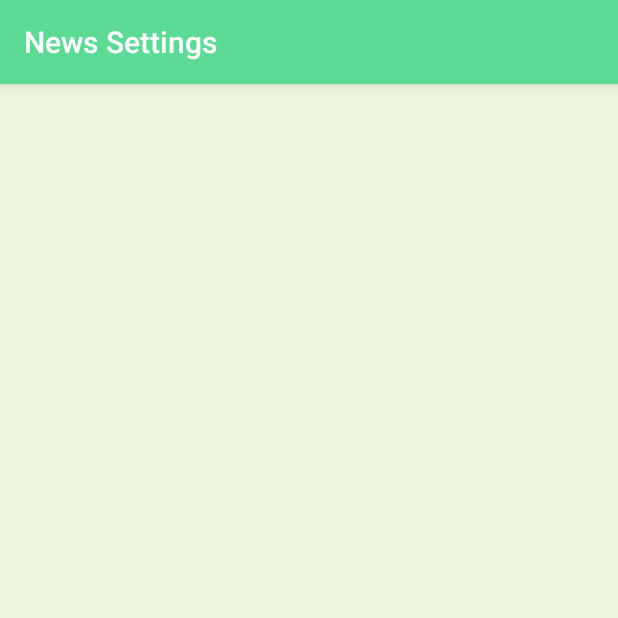
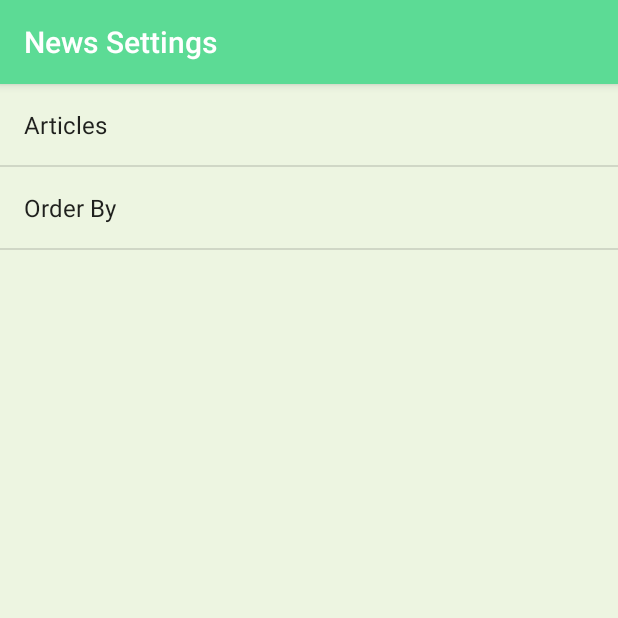
Before and after one commit to jsisanova/NewsApp, an Android app: the screen it shows after launch (SettingsActivity), in the options menu, after a tap on "Settings", on a phone screen of 412 x 824 dp, the top half of it. Run offline under Robolectric (Android 15) with nearby library versions, the phone set to English and light mode, and no system bars.

Commit message:
Set Type of Preference Editing Widget and setup a preference in SettingsActivity

```diff
--- a/app/src/main/AndroidManifest.xml
+++ b/app/src/main/AndroidManifest.xml
@@ -26,10 +26,11 @@
         <activity
             android:name=".SettingsActivity"
             android:label="@string/settings_title">
+            <!-- Parent activity meta-data to support 4.0 and lower -->
             <meta-data
                 android:name="android.support.PARENT_ACTIVITY"
                 android:value="com.example.android.newsapp.MainActivity"/>
         </activity>
+
     </application>
-
 </manifest>
--- a/app/src/main/java/com/example/android/newsapp/MainActivity.java
+++ b/app/src/main/java/com/example/android/newsapp/MainActivity.java
@@ -26,6 +26,8 @@ public class MainActivity extends AppCompatActivity implements LoaderManager.Loa
 
     /** URL for news data from the Guardian dataset */
     private static final String NEWS_REQUEST_URL = "http://content.guardianapis.com/search?from-date=2009-01-01&q=tennis&show-tags=contributor&api-key=3e99049a-6fcd-443b-aa1f-9448702c46c4";
+//    public final static String NEWS_REQUEST_URL = "https://content.guardianapis.com/search?show-fields=trailText&show-tags=contributor";
+
 
     /**
      * Constant value for the news loader ID. We can choose any integer.
--- a/app/src/main/java/com/example/android/newsapp/SettingsActivity.java
+++ b/app/src/main/java/com/example/android/newsapp/SettingsActivity.java
@@ -13,6 +13,11 @@ public class SettingsActivity extends AppCompatActivity {
     }
 
     public static class NewsPreferenceFragment extends PreferenceFragment {
-
+        @Override
+        public void onCreate(Bundle savedInstanceState) {
+            super.onCreate(savedInstanceState);
+            // Setup a preference in the SettingsActivity the user can edit
+            addPreferencesFromResource(R.xml.settings_main);
+        }
     }
 }
--- a/app/src/main/res/menu/main.xml
+++ b/app/src/main/res/menu/main.xml
@@ -3,9 +3,19 @@
 <!--Use the three vertical dots icon for settings menu-->
 <!--Create a menu item whose id is action_settings because this menu will open up the actions we can take in the SettingsActivity.-->
 <menu xmlns:android="http://schemas.android.com/apk/res/android"
+    xmlns:app="http://schemas.android.com/apk/res-auto"
     xmlns:tools="http://schemas.android.com/tools"
     tools:context="com.example.android.newsapp.MainActivity">
+
     <item
         android:id="@+id/action_settings"
         android:title="@string/settings_menu_item" />
+
+    <!-- Search dialog -->
+    <item
+        android:id="@+id/action_search"
+        android:icon="@android:drawable/ic_menu_search"
+        android:title="@string/search"
+        app:actionViewClass="android.support.v7.widget.SearchView"
+        app:showAsAction="ifRoom" />
 </menu>
--- /dev/null
+++ b/app/src/main/res/values/arrays.xml
@@ -0,0 +1,16 @@
+<?xml version="1.0" encoding="utf-8"?>
+<resources>
+    <!--Package the strings and put them into 2 string arrays - one for the human-readable labels labels ()
+   and another for the value to save for a preference when an entry from entries is selected ().-->
+    <string-array name="settings_order_by_labels">
+        <item>@string/settings_order_by_oldest_label</item>
+        <item>@string/settings_order_by_newest_label</item>
+        <item>@string/settings_order_by_relevance_label</item>
+    </string-array>
+
+    <string-array name="settings_order_by_values">
+        <item>@string/settings_order_by_oldest_value</item>
+        <item>@string/settings_order_by_newest_value</item>
+        <item>@string/settings_order_by_relevance_value</item>
+    </string-array>
+</resources>
--- a/app/src/main/res/values/strings.xml
+++ b/app/src/main/res/values/strings.xml
@@ -9,9 +9,34 @@
     <string name="no_updates_first_line">No updates for the moment,</string>
     <string name="no_updates_second_line"> check back later!</string>
 
+    <!--Search dialog-->
+    <string name="search">Search</string>
+
     <!-- Settings Menu Item [CHAR LIMIT=NONE] -->
     <string name="settings_menu_item">Settings</string>
 
     <!-- Settings Activity Title [CHAR LIMIT=NONE] -->
     <string name="settings_title">News Settings</string>
+
+    <!--Settings Page Size Title [CHAR LIMIT=30]-->
+    <string name="settings_page_size_label">Articles</string>
+    <string name="settings_page_size_key" translatable="false">page-size</string>
+    <string name="settings_page_size_default" translatable="false">10</string>
+
+    <!-- Strings For Order By Preference [CHAR LIMIT=30]-->
+    <string name="settings_order_by_label">Order By</string>
+    <string name="settings_order_by_key" translatable="false">order-by</string>
+    <string name="settings_order_by_default" translatable="false">@string/settings_order_by_oldest_value</string>
+
+    <!-- Label for Order-By Oldest option [CHAR LIMIT=20]-->
+    <string name="settings_order_by_oldest_label">Oldest</string>
+    <string name="settings_order_by_oldest_value" translatable="false">oldest</string>
+
+    <!-- Label for Order-By Most Recent option [CHAR LIMIT=20]-->
+    <string name="settings_order_by_newest_label">Most Recent</string>
+    <string name="settings_order_by_newest_value" translatable="false">newest</string>
+
+    <!-- Label for Order-By Relevance option [CHAR LIMIT=20]-->
+    <string name="settings_order_by_relevance_label">Relevance</string>
+    <string name="settings_order_by_relevance_value" translatable="false">relevance</string>
 </resources>
--- /dev/null
+++ b/app/src/main/res/xml/settings_main.xml
@@ -0,0 +1,27 @@
+<?xml version="1.0" encoding="utf-8"?>
+<PreferenceScreen
+    xmlns:android="http://schemas.android.com/apk/res/android"
+    android:title="@string/settings_title">
+
+    <!--Set EditText field as Preference Editing Widget-->
+    <EditTextPreference
+        android:defaultValue="@string/settings_page_size_default"
+        android:inputType="numberDecimal"
+        android:key="@string/settings_page_size_key"
+        android:selectAllOnFocus="true"
+        android:title="@string/settings_page_size_label" />
+
+    <!--Set List of options as Preference Editing Widget-->
+
+    <!--android:entries="@array/settings_order_by_labels" - Uses the string array we -->
+    <!--setup earlier in res/values/arrays.xml which are what appears as the labels for the user to read.-->
+
+    <!--android:entryValues="@array/settings_order_by_values" - Uses the other string array from res/values/arrays.xml -->
+    <!--contains the value to save for a preference when an entry from entries is selected.-->
+    <ListPreference
+        android:defaultValue="@string/settings_order_by_default"
+        android:entries="@array/settings_order_by_labels"
+        android:entryValues="@array/settings_order_by_values"
+        android:key="@string/settings_order_by_key"
+        android:title="@string/settings_order_by_label" />
+</PreferenceScreen>
```
Also changed, not shown: app/build.gradle (line endings or trailing spaces).
